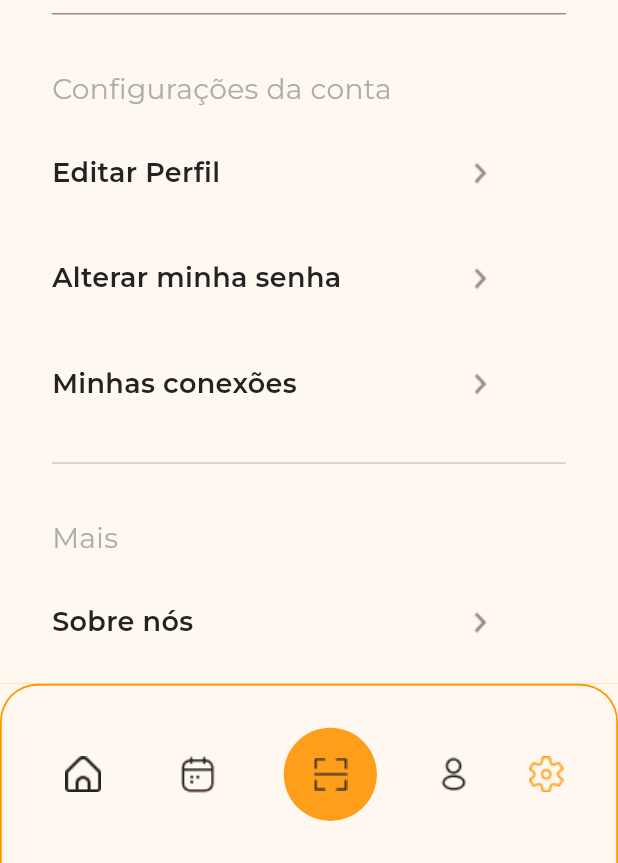
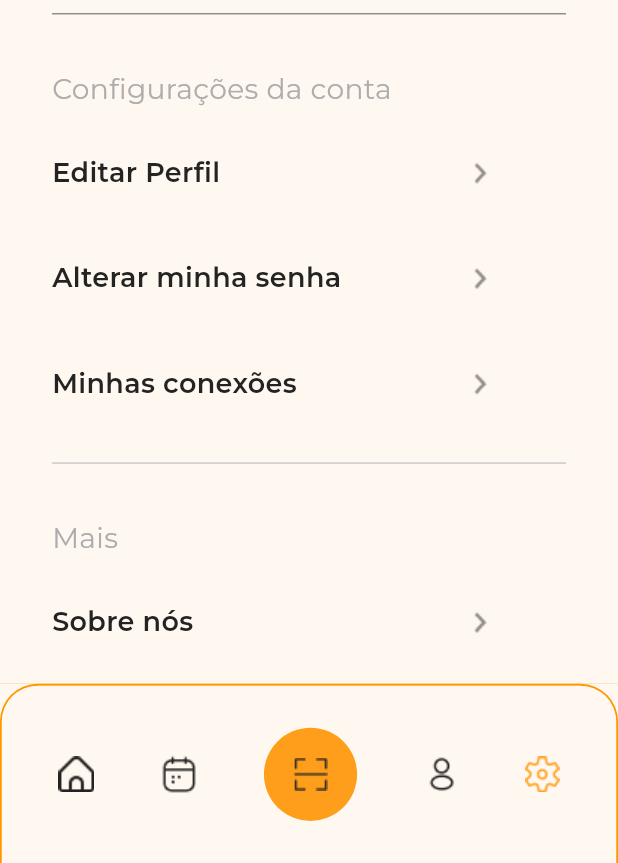
Before and after one commit to anacmagalhaes/EscolaDeVerao, a Flutter app: the SettingsScreen screen opened directly with empty values, on a phone screen of 412 x 824 dp, the part 373-1236 px from its top. Run offline on Flutter 3.47's test engine with Material 3 defaults, Android fonts, the phone set to English and light mode, and no system bars; our stand-ins replace app_links, dio, flutter_masked_text2, flutter_screenutil, fluttertoast, image_picker and 3 more; missing offline and left inert: android_intent_plus, mobile_scanner; accounts and stored records are empty; network calls fail.

Commit message:
feat: modify in layout

```diff
--- a/lib/widgets/custom_bottom_navigation.dart
+++ b/lib/widgets/custom_bottom_navigation.dart
@@ -44,9 +44,6 @@ class _CustomBottomNavigationState extends State<CustomBottomNavigation> {
               GestureDetector(
                 onTap: () => widget.onTap(0),
                 behavior: HitTestBehavior.translucent,
-                child: SizedBox(
-                  width: 32.h,
-                  height: 32.h,
                 child: Image.asset(
                   'assets/icons/home-icon.png',
                   color: widget.currentIndex == 0
@@ -54,19 +51,14 @@ class _CustomBottomNavigationState extends State<CustomBottomNavigation> {
                       : AppColors.textPrimary,
                 ),
               ),
-              ),
               GestureDetector(
                 onTap: () => widget.onTap(1),
                 behavior: HitTestBehavior.translucent,
-                child: SizedBox(
-                  width: 32.h,
-                  height: 32.h,
                 child: Image.asset(
                   'assets/icons/calendar-icon.png',
                   color: widget.currentIndex == 1
                       ? AppColors.orangePrimary
                       : AppColors.textPrimary,
-                  ),
                 ),
               ),
               Container(
--- a/lib/widgets/custom_qr_code.dart
+++ b/lib/widgets/custom_qr_code.dart
@@ -1,6 +1,8 @@
 import 'dart:convert';
 import 'package:escoladeverao/models/user_model.dart';
+import 'package:escoladeverao/utils/colors_utils.dart';
 import 'package:flutter/material.dart';
+import 'package:flutter_screenutil/flutter_screenutil.dart';
 import 'package:qr_flutter/qr_flutter.dart';
 
 class CustomQrCode extends StatelessWidget {
@@ -36,8 +38,8 @@ class CustomQrCode extends StatelessWidget {
     return QrImageView(
       data: qrData,
       version: QrVersions.auto,
-      size: 300.0,
-      backgroundColor: Colors.white,
+      size: 280.h,
+      backgroundColor: AppColors.background,
       padding: const EdgeInsets.all(20),
     );
   }
```
Also changed, not shown: lib/widgets/custom_card_schedule.dart (+12 -5 lines), lib/widgets/custom_details_dialog.dart (+6 -2 lines). Lines whose indentation alone changed are shown as unchanged.
